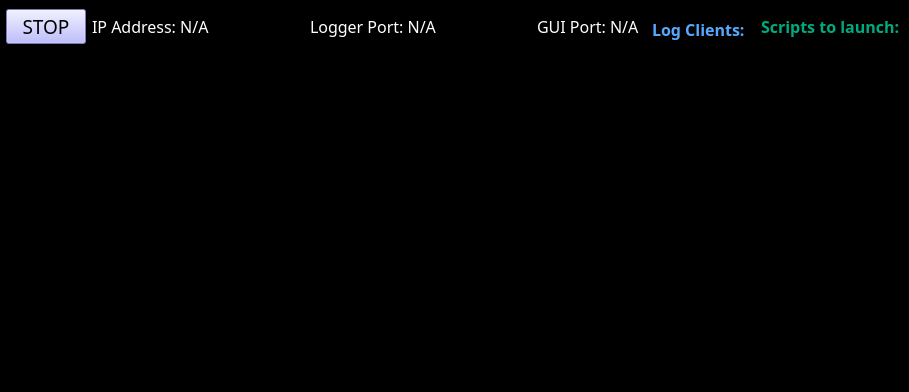
Old version of the form pylabnet/gui/pyqt/gui_templates/logger.ui in the repository lukingroup/pylabnet.
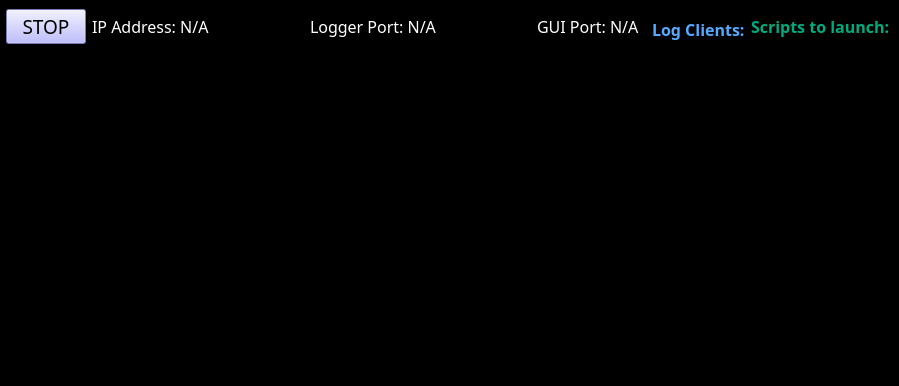
New version of the form.

Commit message: Implemented + tested ability to auto-connect to running GUI

What changed in the file:
```diff
--- a/pylabnet/gui/pyqt/gui_templates/logger.ui
+++ b/pylabnet/gui/pyqt/gui_templates/logger.ui
@@ -6,8 +6,8 @@
    <rect>
     <x>0</x>
     <y>0</y>
-    <width>909</width>
-    <height>392</height>
+    <width>892</width>
+    <height>386</height>
    </rect>
   </property>
   <property name="windowTitle">
@@ -30,7 +30,7 @@
      <height>400</height>
     </size>
    </property>
-   <layout class="QGridLayout" name="gridLayout" rowstretch="0,0,0,0,0,0,0" columnstretch="0,0,0,0,0">
+   <layout class="QGridLayout" name="gridLayout" rowstretch="0,0,0,0" columnstretch="0,0,0,0,0">
     <property name="leftMargin">
      <number>6</number>
     </property>
```
Left out of the diff: 2 changed lines with no effect on the pictures. The commit also changes 2 other files.
